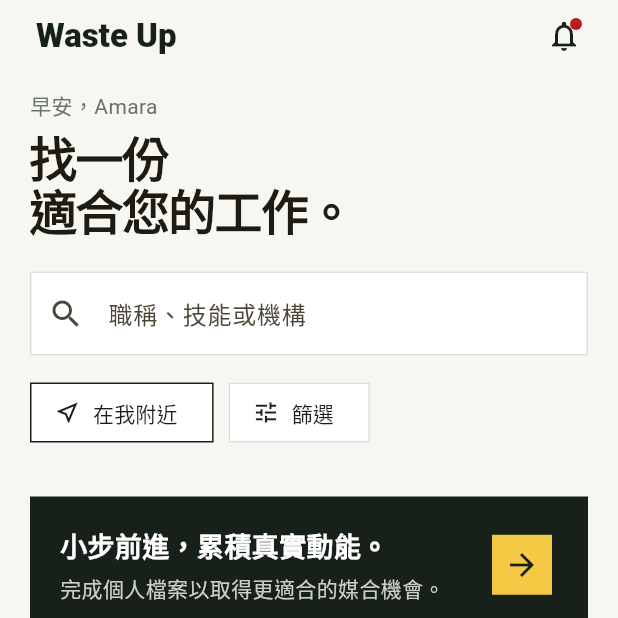
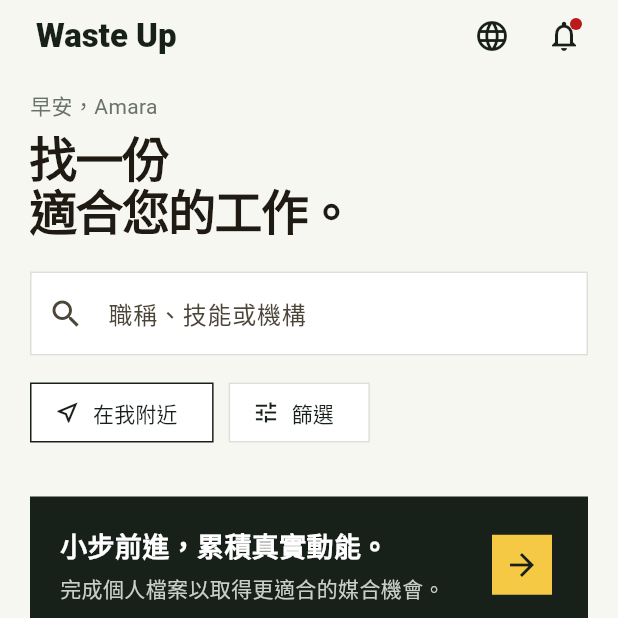
Before and after one commit to mecatoyeung/flutter_waste_up, a Flutter app: the screen it shows after launch, on a phone screen of 412 x 824 dp, the top half of it. Run offline on Flutter 3.47's test engine with Material 3 defaults, Android fonts, the light colour scheme and no system bars.

Commit message:
Add i18n support

```diff
--- a/frontend/lib/main.dart
+++ b/frontend/lib/main.dart
@@ -9,15 +9,36 @@
 
 void main() => runApp(const WasteUpApp());
 
-class WasteUpApp extends StatelessWidget {
+class WasteUpApp extends StatefulWidget {
   const WasteUpApp({super.key, this.locale});
 
   final Locale? locale;
 
   @override
+  State<WasteUpApp> createState() => _WasteUpAppState();
+}
+
+class _WasteUpAppState extends State<WasteUpApp> {
+  late Locale selectedLocale;
+
+  @override
+  void initState() {
+    super.initState();
+    selectedLocale = widget.locale ?? const Locale('zh', 'TW');
+  }
+
+  @override
+  void didUpdateWidget(covariant WasteUpApp oldWidget) {
+    super.didUpdateWidget(oldWidget);
+    if (widget.locale != oldWidget.locale && widget.locale != null) {
+      selectedLocale = widget.locale!;
+    }
+  }
+
+  @override
   Widget build(BuildContext context) {
     return MaterialApp(
-      locale: locale ?? const Locale('zh', 'TW'),
+      locale: selectedLocale,
       onGenerateTitle: (context) => AppLocalizations.of(context)!.appTitle,
       localizationsDelegates: const [
         AppLocalizations.delegate,
@@ -73,14 +94,23 @@
             borderSide: BorderSide(color: ink, width: 1.5),
           ),
         ),
+        popupMenuTheme: const PopupMenuThemeData(
+          shape: RoundedRectangleBorder(borderRadius: BorderRadius.zero),
+        ),
       ),
-      home: const HomeScreen(),
+      home: HomeScreen(
+        locale: selectedLocale,
+        onLocaleChanged: (locale) => setState(() => selectedLocale = locale),
+      ),
     );
   }
 }
 
 class HomeScreen extends StatefulWidget {
-  const HomeScreen({super.key});
+  const HomeScreen({super.key, required this.locale, required this.onLocaleChanged});
+
+  final Locale locale;
+  final ValueChanged<Locale> onLocaleChanged;
 
   @override
   State<HomeScreen> createState() => _HomeScreenState();
@@ -123,6 +153,17 @@
           Text(l10n.appTitle, style: const TextStyle(fontWeight: FontWeight.w800)),
         ]),
         actions: [
+          PopupMenuButton<Locale>(
+            tooltip: 'Language',
+            icon: const Icon(Icons.language),
+            initialValue: widget.locale,
+            onSelected: widget.onLocaleChanged,
+            itemBuilder: (context) => const [
+              PopupMenuItem(value: Locale('zh', 'TW'), child: Text('繁體中文')),
+              PopupMenuItem(value: Locale('zh', 'CN'), child: Text('简体中文')),
+              PopupMenuItem(value: Locale('en'), child: Text('English')),
+            ],
+          ),
           IconButton(
             tooltip: l10n.notifications,
             onPressed: () => message(l10n.allCaughtUp),
```
Also changed, not shown: 1 other file.
